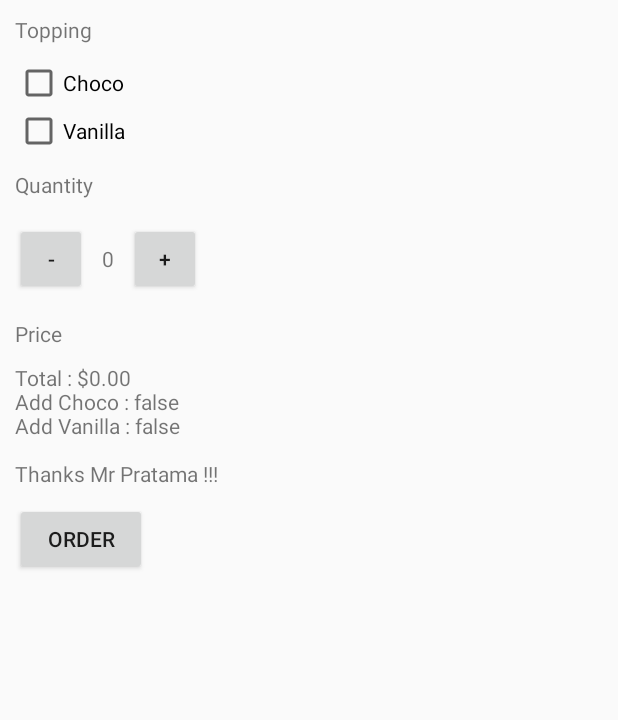
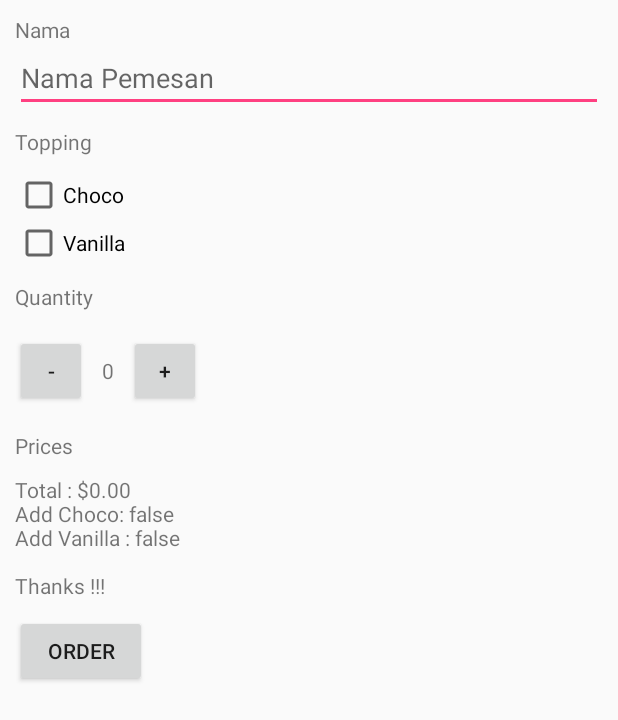
Before and after one commit to pratamawijaya/android-academy-jogja, an Android app: the screen it shows after launch (MainActivity), after a tap on "ORDER", on a phone screen of 412 x 824 dp. Shown: the top 720 px of the screen. Run offline under Robolectric (Android 15) with nearby library versions, the phone set to English and light mode, and no system bars.

Commit message:
add localization

```diff
--- a/batch4/JustJava/app/src/main/java/com/pratamawijaya/justjava/MainActivity.java
+++ b/batch4/JustJava/app/src/main/java/com/pratamawijaya/justjava/MainActivity.java
@@ -7,6 +7,7 @@ import android.view.MenuItem;
 import android.view.View;
 import android.widget.Button;
 import android.widget.CheckBox;
+import android.widget.EditText;
 import android.widget.TextView;
 import java.text.NumberFormat;
 
@@ -21,6 +22,7 @@ public class MainActivity extends AppCompatActivity implements View.OnClickListe
   private Button btnOrder;
   private Button btnPlus, btnMinus;
   private TextView txtQuantity, txtPrices;
+  private EditText nama;
   private CheckBox cbChoco, cbVanilla;
   private int quantityTotal = 0;
   private int totalPrice;
@@ -37,6 +39,7 @@ public class MainActivity extends AppCompatActivity implements View.OnClickListe
     txtPrices = (TextView) findViewById(R.id.text_price);
     cbChoco = (CheckBox) findViewById(R.id.cb_choco);
     cbVanilla = (CheckBox) findViewById(R.id.cb_vanilla);
+    nama = (EditText) findViewById(R.id.txt_nama);
 
     btnOrder.setOnClickListener(this);
     btnPlus.setOnClickListener(this);
@@ -78,10 +81,13 @@ public class MainActivity extends AppCompatActivity implements View.OnClickListe
    * @param i angka
    */
   private void displayPrice(int i) {
-    String text = "Total : " + NumberFormat.getCurrencyInstance().format(i);
-    text += "\nAdd Choco : " + cbChoco.isChecked();
-    text += "\nAdd Vanilla : " + cbVanilla.isChecked();
-    text += "\n\nThanks Mr Pratama !!!";
+    String text = getResources().getString(R.string.lbl_total) +
+        " : " + NumberFormat.getCurrencyInstance().format(i);
+    text += "\n" + getResources().getString(R.string.lbl_add_choco) + ": " + cbChoco.isChecked();
+    text +=
+        "\n" + getResources().getString(R.string.lbl_add_vanilla) + " : " + cbVanilla.isChecked();
+    text += "\n\n" + getResources().getString(R.string.lbl_thanks) + " " + nama.getText().toString()
+        + "!!!";
 
     txtPrices.setText("" + text);
   }
--- a/batch4/JustJava/app/src/main/res/layout/activity_main.xml
+++ b/batch4/JustJava/app/src/main/res/layout/activity_main.xml
@@ -10,20 +10,34 @@
     >
 
   <TextView
+      android:text="@string/lbl_nama"
       android:layout_width="wrap_content"
-      android:text="Topping"
+      android:layout_height="wrap_content"
+      />
+
+  <EditText
+      android:id="@+id/txt_nama"
+      android:hint="@string/lbl_nama_pemesan"
+      android:layout_width="match_parent"
+      android:layout_height="wrap_content"
+      />
+
+  <TextView
+      android:layout_marginTop="10dp"
+      android:layout_width="wrap_content"
+      android:text="@string/lbl_topping"
       android:layout_height="wrap_content"
       />
   <CheckBox
       android:id="@+id/cb_choco"
       android:layout_marginTop="10dp"
-      android:text="Choco"
+      android:text="@string/lbl_choco"
       android:layout_width="wrap_content"
       android:layout_height="wrap_content"
       />
   <CheckBox
       android:id="@+id/cb_vanilla"
-      android:text="Vanilla"
+      android:text="@string/lbl_vanilla"
       android:layout_width="wrap_content"
       android:layout_height="wrap_content"
       />
@@ -31,7 +45,7 @@
   <TextView
       android:layout_marginTop="10dp"
       android:layout_width="wrap_content"
-      android:text="Quantity"
+      android:text="@string/lbl_quantity"
       android:layout_height="wrap_content"
       />
 
@@ -65,7 +79,7 @@
 
   <TextView
       android:layout_marginTop="16dp"
-      android:text="Price"
+      android:text="@string/lbl_prices"
       android:layout_width="wrap_content"
       android:layout_height="wrap_content"
       />
@@ -81,7 +95,7 @@
   <Button
       android:id="@+id/btn_order"
       android:layout_marginTop="10dp"
-      android:text="Order"
+      android:text="@string/lbl_order"
       android:layout_width="wrap_content"
       android:layout_height="wrap_content"
       />
--- a/batch4/JustJava/app/src/main/res/values/strings.xml
+++ b/batch4/JustJava/app/src/main/res/values/strings.xml
@@ -2,4 +2,15 @@
   <string name="app_name">JustJava</string>
   <string name="action_settings">Settings</string>
   <string name="lbl_total">Total</string>
+  <string name="lbl_nama">Nama</string>
+  <string name="lbl_nama_pemesan">Nama Pemesan</string>
+  <string name="lbl_topping">Topping</string>
+  <string name="lbl_choco">Choco</string>
+  <string name="lbl_vanilla">Vanilla</string>
+  <string name="lbl_quantity">Quantity</string>
+  <string name="lbl_prices">Prices</string>
+  <string name="lbl_order">Order</string>
+  <string name="lbl_add_choco">Add Choco</string>
+  <string name="lbl_add_vanilla">Add Vanilla</string>
+  <string name="lbl_thanks">Thanks</string>
 </resources>
```
Also changed, not shown: 1 other file.
